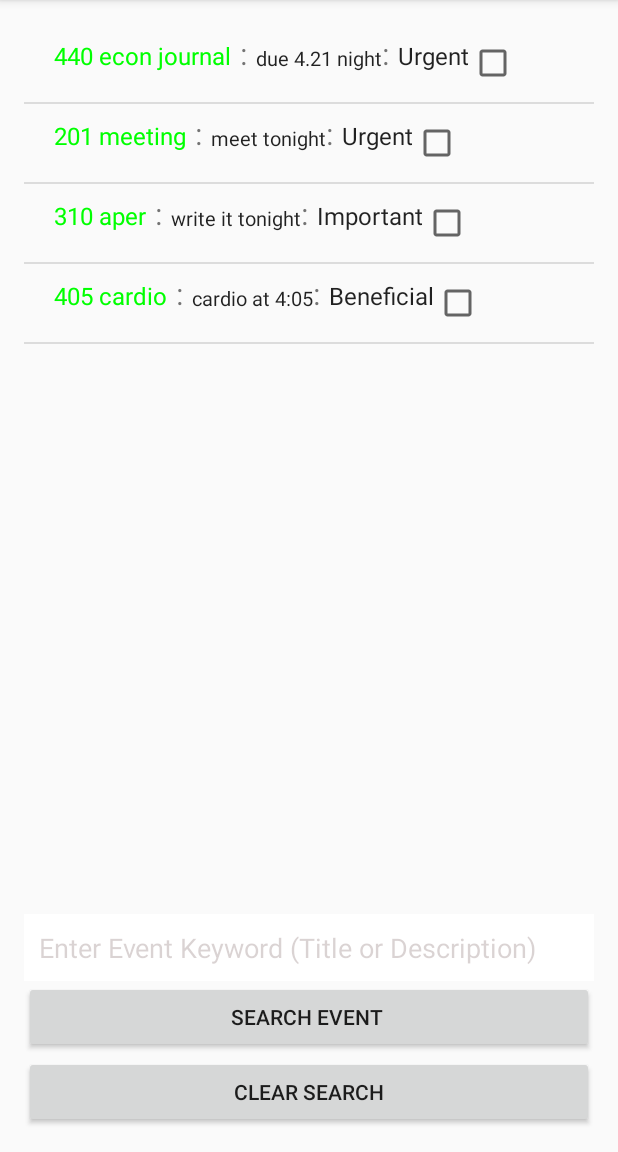
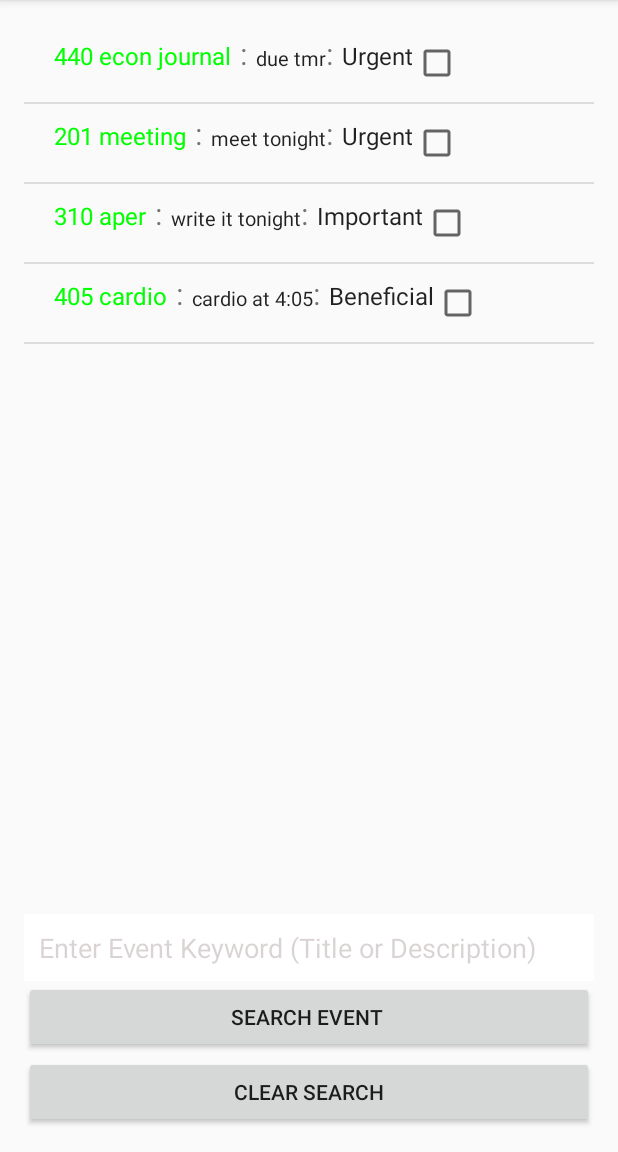
Before and after one commit to angelinayingguan/AmherstDo, an Android app: the screen it shows after launch (MainActivity), on a phone screen of 412 x 824 dp, the part 84-1236 px from its top. Run offline under Robolectric (Android 15) with nearby library versions, the phone set to English and light mode, and no system bars.

Commit message:
minor change with input

```diff
--- a/AmherstDo/app/src/main/java/com/example/angelina/amherstdo/EventFragment.java
+++ b/AmherstDo/app/src/main/java/com/example/angelina/amherstdo/EventFragment.java
@@ -75,7 +75,7 @@ public class EventFragment extends Fragment {
 
     public ArrayList<User> loadItems() {
         this.items = new ArrayList();
-        this.items.add(new User("440 econ journal", "due 4.21 night", "Urgent"));
+        this.items.add(new User("440 econ journal", "due tmr", "Urgent"));
         this.items.add(new User("201 meeting", "meet tonight", "Urgent"));
         this.items.add(new User("310 aper", "write it tonight", "Important"));
         this.items.add(new User("405 cardio", "cardio at 4:05", "Beneficial"));
```
